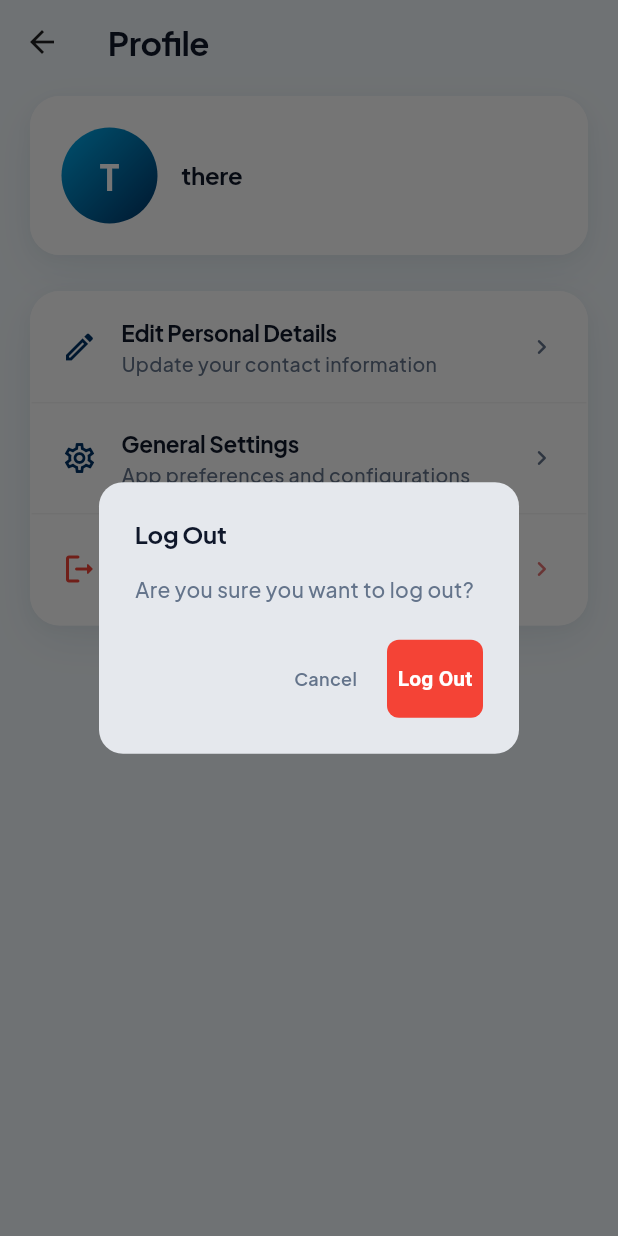
After one commit to madhuri390/clinicapp, a Flutter app: the PatientPortalProfileScreen screen opened directly, after a tap on "Logout", on a phone screen of 412 x 824 dp. The commit adds this screen. Run offline on Flutter 3.47's test engine with Material 3 defaults, Android fonts, the phone set to English and light mode, and no system bars; our stand-ins replace flutter_dotenv, google_fonts, pdf, printing, shared_preferences, supabase_flutter; accounts and stored records are empty.

Commit message:
Some changes

```diff
--- a/lib/screens/patient_main_shell.dart
+++ b/lib/screens/patient_main_shell.dart
@@ -10,8 +10,9 @@ import '../widgets/patient_portal_logo.dart';
 import 'patient_home_dashboard_screen.dart';
 import 'patient_portal_appointments_screen.dart';
 import 'patient_portal_care_screen.dart';
+import 'patient_portal_profile_screen.dart';
 
-/// Patient app: Home (dashboard), Patient (profile / ongoing / history), Appointments.
+/// Patient app: Home (dashboard), Patient (profile / ongoing / history), Appointments, Profile.
 class PatientMainShell extends StatefulWidget {
   const PatientMainShell({super.key});
 
@@ -28,6 +29,7 @@ class _PatientMainShellState extends State<PatientMainShell> {
   int _patientCareTargetTab = 0;
 
   final _navigatorKeys = [
+    GlobalKey<NavigatorState>(),
     GlobalKey<NavigatorState>(),
     GlobalKey<NavigatorState>(),
     GlobalKey<NavigatorState>(),
@@ -120,6 +122,7 @@ class _PatientMainShellState extends State<PatientMainShell> {
         careTargetTabResolver: () => _patientCareTargetTab,
       ),
       const PatientPortalAppointmentsScreen(),
+      const PatientPortalProfileScreen(),
     ];
 
     return Theme(
@@ -176,14 +179,19 @@ class _PatientBottomNav extends StatelessWidget {
   static const _items = [
     (icon: Icons.home_outlined, activeIcon: Icons.home_rounded, label: 'Home'),
     (
-      icon: Icons.person_outline_rounded,
-      activeIcon: Icons.person_rounded,
-      label: 'Patient',
+      icon: Icons.favorite_border_rounded,
+      activeIcon: Icons.favorite_rounded,
+      label: 'Care',
     ),
     (
       icon: Icons.calendar_today_outlined,
       activeIcon: Icons.calendar_month_rounded,
       label: 'Appointments',
+    ),
+    (
+      icon: Icons.person_outline_rounded,
+      activeIcon: Icons.person_rounded,
+      label: 'Profile',
     ),
   ];
 
--- /dev/null
+++ b/lib/screens/patient_portal_profile_screen.dart
@@ -0,0 +1,238 @@
+import 'package:flutter/material.dart';
+import 'package:google_fonts/google_fonts.dart';
+
+import '../services/app_role_service.dart';
+import '../services/auth_service.dart';
+import '../services/patient_session.dart';
+import '../theme/patient_portal_theme.dart';
+import 'login_screen.dart';
+
+class PatientPortalProfileScreen extends StatelessWidget {
+  const PatientPortalProfileScreen({super.key});
+
+  @override
+  Widget build(BuildContext context) {
+    final patient = PatientSession.linked;
+    final displayName = PatientSession.resolvedPortalDisplayName();
+    final initials = displayName.isNotEmpty ? displayName.substring(0, 1).toUpperCase() : '?';
+
+    return Scaffold(
+      backgroundColor: PatientPortalTheme.surface,
+      appBar: AppBar(
+        title: Text(
+          'Profile',
+          style: PatientPortalTheme.titleLarge(context),
+        ),
+        centerTitle: false,
+        backgroundColor: Colors.transparent,
+      ),
+      body: CustomScrollView(
+        slivers: [
+          SliverPadding(
+            padding: const EdgeInsets.symmetric(horizontal: 20, vertical: 8),
+            sliver: SliverList(
+              delegate: SliverChildListDelegate([
+                _buildProfileHeader(context, displayName, initials, patient?.phone, patient?.email),
+                const SizedBox(height: 24),
+                _buildSettingsSection(context),
+              ]),
+            ),
+          ),
+        ],
+      ),
+    );
+  }
+
+  Widget _buildProfileHeader(BuildContext context, String name, String initials, String? phone, String? email) {
+    return Container(
+      padding: const EdgeInsets.all(20),
+      decoration: PatientPortalTheme.cardDecoration(context),
+      child: Row(
+        children: [
+          Container(
+            width: 64,
+            height: 64,
+            decoration: BoxDecoration(
+              shape: BoxShape.circle,
+              gradient: PatientPortalTheme.accentGradient,
+            ),
+            child: Center(
+              child: Text(
+                initials,
+                style: GoogleFonts.plusJakartaSans(
+                  color: Colors.white,
+                  fontSize: 24,
+                  fontWeight: FontWeight.w700,
+                ),
+              ),
+            ),
+          ),
+          const SizedBox(width: 16),
+          Expanded(
+            child: Column(
+              crossAxisAlignment: CrossAxisAlignment.start,
+              children: [
+                Text(
+                  name,
+                  style: PatientPortalTheme.titleMedium(context),
+                ),
+                if (phone != null && phone.isNotEmpty) ...[
+                  const SizedBox(height: 4),
+                  Text(
+                    phone,
+                    style: PatientPortalTheme.body(context),
+                  ),
+                ],
+                if (email != null && email.isNotEmpty) ...[
+                  const SizedBox(height: 2),
+                  Text(
+                    email,
+                    style: PatientPortalTheme.body(context),
+                  ),
+                ]
+              ],
+            ),
+          ),
+        ],
+      ),
+    );
+  }
+
+  Widget _buildSettingsSection(BuildContext context) {
+    return Container(
+      decoration: PatientPortalTheme.cardDecoration(context),
+      child: Column(
+        children: [
+          _SettingsTile(
+            icon: Icons.edit_outlined,
+            title: 'Edit Personal Details',
+            subtitle: 'Update your contact information',
+            onTap: () => ScaffoldMessenger.of(context).showSnackBar(
+              const SnackBar(content: Text('Edit details coming soon')),
+            ),
+          ),
+          Divider(height: 1, color: Colors.grey.withValues(alpha: 0.1)),
+          _SettingsTile(
+            icon: Icons.settings_outlined,
+            title: 'General Settings',
+            subtitle: 'App preferences and configurations',
+            onTap: () => ScaffoldMessenger.of(context).showSnackBar(
+              const SnackBar(content: Text('General Settings coming soon')),
+            ),
+          ),
+          Divider(height: 1, color: Colors.grey.withValues(alpha: 0.1)),
+          _SettingsTile(
+            icon: Icons.logout_rounded,
+            title: 'Logout',
+            subtitle: 'Sign out of your account',
+            isDestructive: true,
+            onTap: () => _confirmLogout(context),
+          ),
+        ],
+      ),
+    );
+  }
+
+  static Future<void> _confirmLogout(BuildContext context) async {
+    final confirmed = await showDialog<bool>(
+      context: context,
+      builder: (ctx) => AlertDialog(
+        shape: RoundedRectangleBorder(borderRadius: BorderRadius.circular(16)),
+        title: Text(
+          'Log Out',
+          style: PatientPortalTheme.titleMedium(context),
+        ),
+        content: Text(
+          'Are you sure you want to log out?',
+          style: PatientPortalTheme.body(context),
+        ),
+        actions: [
+          TextButton(
+            onPressed: () => Navigator.of(ctx).pop(false),
+            child: Text('Cancel', style: PatientPortalTheme.label(context)),
+          ),
+          ElevatedButton(
+            style: ElevatedButton.styleFrom(
+              backgroundColor: Colors.red.shade500,
+              foregroundColor: Colors.white,
+              shape: RoundedRectangleBorder(
+                borderRadius: BorderRadius.circular(8),
+              ),
+            ),
+            onPressed: () => Navigator.of(ctx).pop(true),
+            child: const Text('Log Out'),
+          ),
+        ],
+      ),
+    );
+
+    if (confirmed != true || !context.mounted) return;
+    await AuthService.signOut();
+    PatientSession.clear();
+
+    if (!context.mounted) return;
+    Navigator.of(context, rootNavigator: true).pushAndRemoveUntil(
+      MaterialPageRoute<void>(builder: (_) => const LoginScreen()),
+      (_) => false,
+    );
+  }
+}
+
+class _SettingsTile extends StatelessWidget {
+  const _SettingsTile({
+    required this.icon,
+    required this.title,
+    required this.subtitle,
+    required this.onTap,
+    this.isDestructive = false,
+  });
+
+  final IconData icon;
+  final String title;
+  final String subtitle;
+  final VoidCallback onTap;
+  final bool isDestructive;
+
+  @override
+  Widget build(BuildContext context) {
+    final color = isDestructive ? Colors.red.shade500 : PatientPortalTheme.navyBlue;
+
+    return InkWell(
+      onTap: onTap,
+      borderRadius: BorderRadius.circular(16),
+      child: Padding(
+        padding: const EdgeInsets.symmetric(horizontal: 20, vertical: 16),
+        child: Row(
+          children: [
+            Icon(icon, color: color, size: 24),
+            const SizedBox(width: 16),
+            Expanded(
+              child: Column(
+                crossAxisAlignment: CrossAxisAlignment.start,
+                children: [
+                  Text(
+                    title,
+                    style: PatientPortalTheme.titleMedium(context).copyWith(
+                      color: isDestructive ? color : PatientPortalTheme.textPrimary,
+                      fontSize: 15,
+                    ),
+                  ),
+                  const SizedBox(height: 2),
+                  Text(
+                    subtitle,
+                    style: PatientPortalTheme.body(context).copyWith(fontSize: 13),
+                  ),
+                ],
+              ),
+            ),
+            Icon(
+              Icons.chevron_right_rounded,
+              color: isDestructive ? Colors.red.shade300 : PatientPortalTheme.textSecondary,
+              size: 20,
+            ),
+          ],
+        ),
+      ),
+    );
+  }
+}
```
